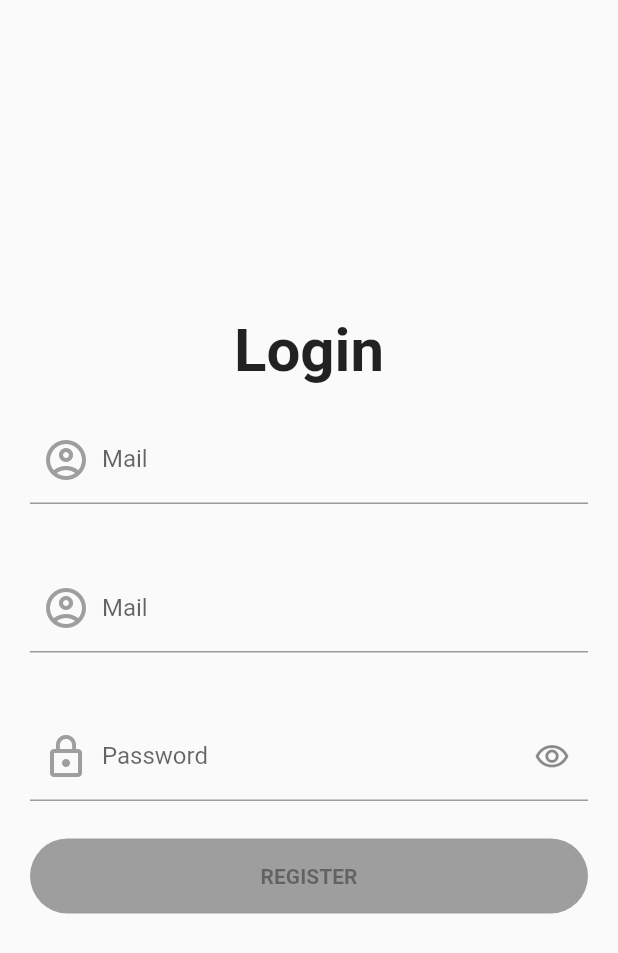
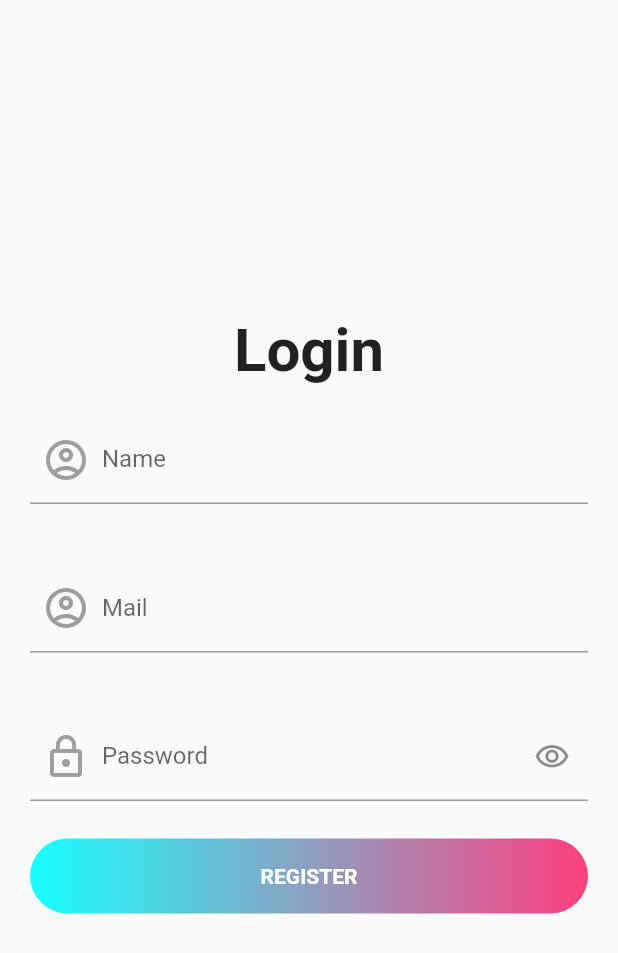
Before and after one commit to alibariszengin/warehouse-system-api, a Flutter app: the RegisterPage screen opened directly, on a phone screen of 412 x 824 dp. Shown: the top 953 px of the screen. Run offline on Flutter 3.47's test engine with Material 2 defaults, Android fonts, the phone set to English and light mode, and no system bars; our stand-ins replace app_links, bloc, curved_navigation_bar, flutter_bloc, flutter_secure_storage, flutter_slidable and 1 more; missing offline and left inert: regexpattern; accounts and stored records are empty.

Commit message:
Bug fix acelem varrrr

```diff
--- a/warehouse-system-app/lib/pages/auth/register_page.dart
+++ b/warehouse-system-app/lib/pages/auth/register_page.dart
@@ -27,7 +27,7 @@ class _RegisterPageState extends State<RegisterPage> {
     nameController = TextEditingController();
     mailController = TextEditingController();
     passwordController = TextEditingController();
-    formEnabled = false;
+    formEnabled = true;
   }
 
   @override
@@ -153,14 +153,14 @@ class _RegisterPageState extends State<RegisterPage> {
     return Padding(
       padding: const EdgeInsets.all(20),
       child: TextFormField(
-        controller: mailController,
+        controller: nameController,
         validator: (value) {
           if (value == null) return null;
           if (value.isEmpty) return "Name cannot be empty!";
         },
         decoration: const InputDecoration(
-          labelText: "Mail",
-          hintText: "Type your email",
+          labelText: "Name",
+          hintText: "Type your name",
           prefixIcon: Icon(
             Icons.account_circle_outlined,
             size: 32,
```
